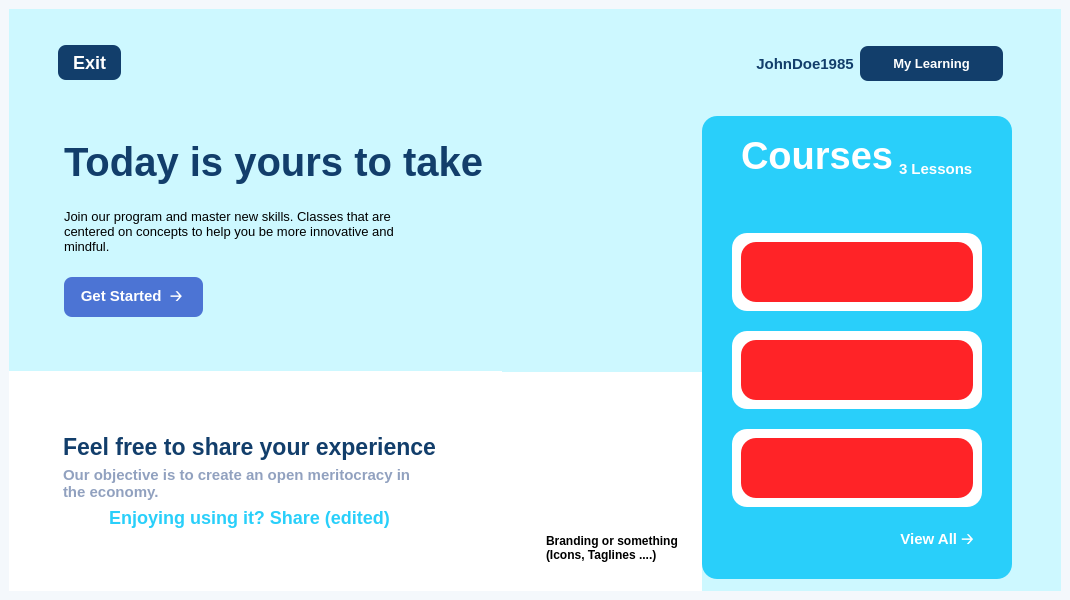
This is xedu/ui/landing_page.ui in Project-K-Official/kavach-studyblu as Qt 5 draws it before an edit. The edited form follows.
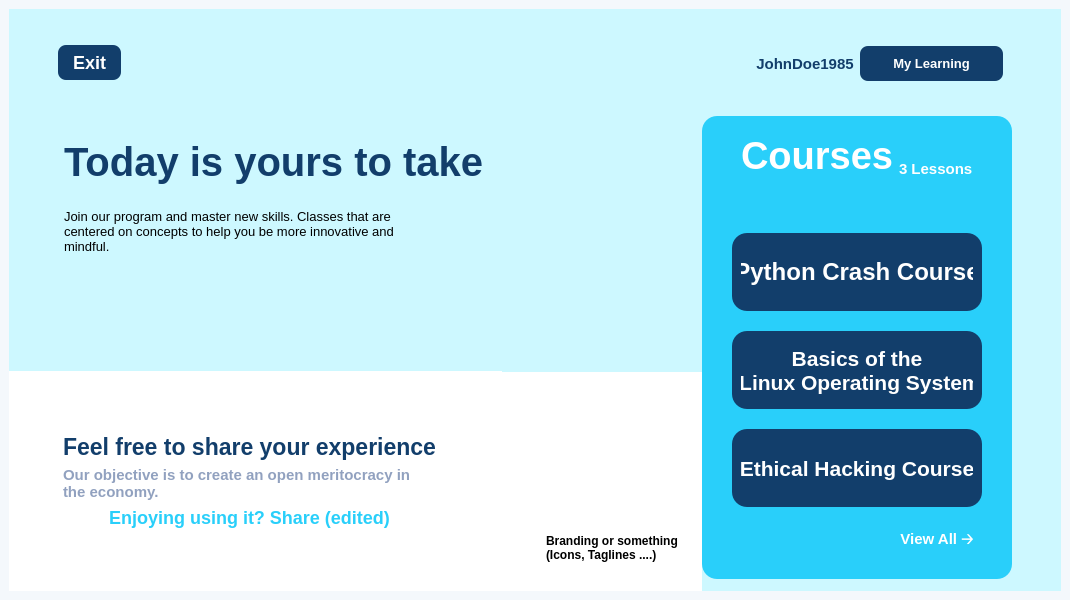
This is the edited form. Icons and pictures are not drawn.

Commit message: Added Courses UI in landing page

Diff of the .ui file:
```diff
--- a/xedu/ui/landing_page.ui
+++ b/xedu/ui/landing_page.ui
@@ -206,7 +206,7 @@
                    <cursorShape>PointingHandCursor</cursorShape>
                   </property>
                   <property name="styleSheet">
-                   <string notr="true">QPushButton
+                   <string notr="true">/*QPushButton
 {
 background-color: rgb(76, 116, 212);
 color: rgb(255, 255, 255);
@@ -226,7 +226,7 @@
 }</string>
                   </property>
                   <property name="text">
-                   <string>    Get Started  🡢     </string>
+                   <string/>
                   </property>
                  </widget>
                 </item>
@@ -752,7 +752,7 @@
                 <item>
                  <widget class="QFrame" name="frame_10">
                   <property name="styleSheet">
-                   <string notr="true">background-color: rgb(255, 255, 255);</string>
+                   <string notr="true">background-color: rgb(18, 62, 107);</string>
                   </property>
                   <property name="frameShape">
                    <enum>QFrame::StyledPanel</enum>
@@ -769,14 +769,30 @@
                        <height>60</height>
                       </size>
                      </property>
+                     <property name="font">
+                      <font>
+                       <pointsize>18</pointsize>
+                       <bold>true</bold>
+                      </font>
+                     </property>
                      <property name="cursor">
                       <cursorShape>PointingHandCursor</cursorShape>
                      </property>
                      <property name="styleSheet">
-                      <string notr="true">background-color: rgb(255, 35, 39);</string>
+                      <string notr="true">QPushButton{
+color: rgb(255, 255, 255);
+}
+
+QPushButton:hover{
+color: rgb(41, 207, 250);
+}
+
+QPushButton:pressed{	
+color: rgb(145, 161, 191);
+}</string>
                      </property>
                      <property name="text">
-                      <string/>
+                      <string>Python Crash Course</string>
                      </property>
                     </widget>
                    </item>
@@ -786,7 +802,7 @@
                 <item>
                  <widget class="QFrame" name="frame_8">
                   <property name="styleSheet">
-                   <string notr="true">background-color: rgb(255, 255, 255);</string>
+                   <string notr="true">background-color: rgb(18, 62, 107);</string>
                   </property>
                   <property name="frameShape">
                    <enum>QFrame::StyledPanel</enum>
@@ -803,14 +819,31 @@
                        <height>60</height>
                       </size>
                      </property>
+                     <property name="font">
+                      <font>
+                       <pointsize>16</pointsize>
+                       <bold>true</bold>
+                      </font>
+                     </property>
                      <property name="cursor">
                       <cursorShape>PointingHandCursor</cursorShape>
                      </property>
                      <property name="styleSheet">
-                      <string notr="true">background-color: rgb(255, 35, 39);</string>
+                      <string notr="true">QPushButton{
+color: rgb(255, 255, 255);
+}
+
+QPushButton:hover{
+color: rgb(41, 207, 250);
+}
+
+QPushButton:pressed{	
+color: rgb(145, 161, 191);
+}</string>
                      </property>
                      <property name="text">
-                      <string/>
+                      <string>Basics of the
+ Linux Operating System</string>
                      </property>
                     </widget>
                    </item>
@@ -820,7 +853,7 @@
                 <item>
                  <widget class="QFrame" name="frame_13">
                   <property name="styleSheet">
-                   <string notr="true">background-color: rgb(255, 255, 255);</string>
+                   <string notr="true">background-color: rgb(18, 62, 107);</string>
                   </property>
                   <property name="frameShape">
                    <enum>QFrame::StyledPanel</enum>
@@ -837,14 +870,30 @@
                        <height>60</height>
                       </size>
                      </property>
+                     <property name="font">
+                      <font>
+                       <pointsize>16</pointsize>
+                       <bold>true</bold>
+                      </font>
+                     </property>
                      <property name="cursor">
                       <cursorShape>PointingHandCursor</cursorShape>
                      </property>
                      <property name="styleSheet">
-                      <string notr="true">background-color: rgb(255, 35, 39);</string>
+                      <string notr="true">QPushButton{
+color: rgb(255, 255, 255);
+}
+
+QPushButton:hover{
+color: rgb(41, 207, 250);
+}
+
+QPushButton:pressed{	
+color: rgb(145, 161, 191);
+}</string>
                      </property>
                      <property name="text">
-                      <string/>
+                      <string>Ethical Hacking Course</string>
                      </property>
                     </widget>
                    </item>
```
Left out of the diff: 4 changed lines with no effect on the pictures.
